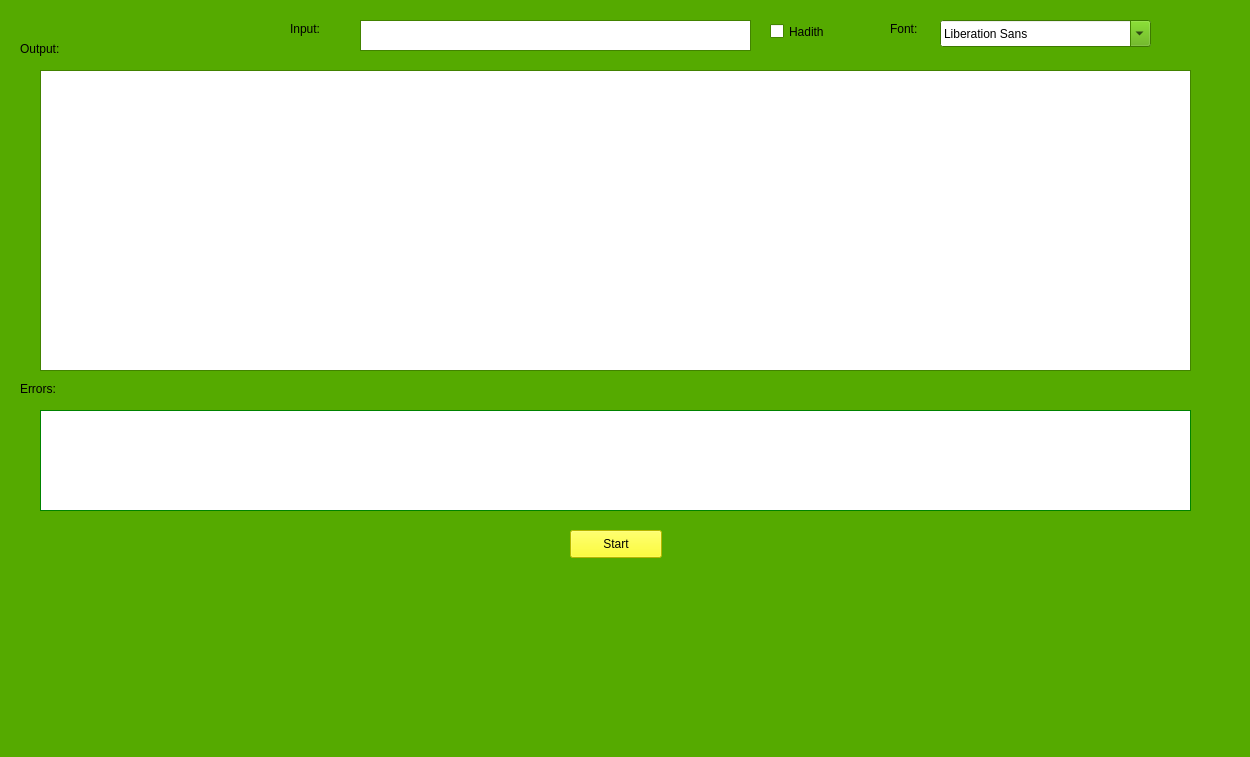
codelogicanalysis/atmine, file trunk/src/ATSarf/gui/mainwindow.ui: the form before one commit.
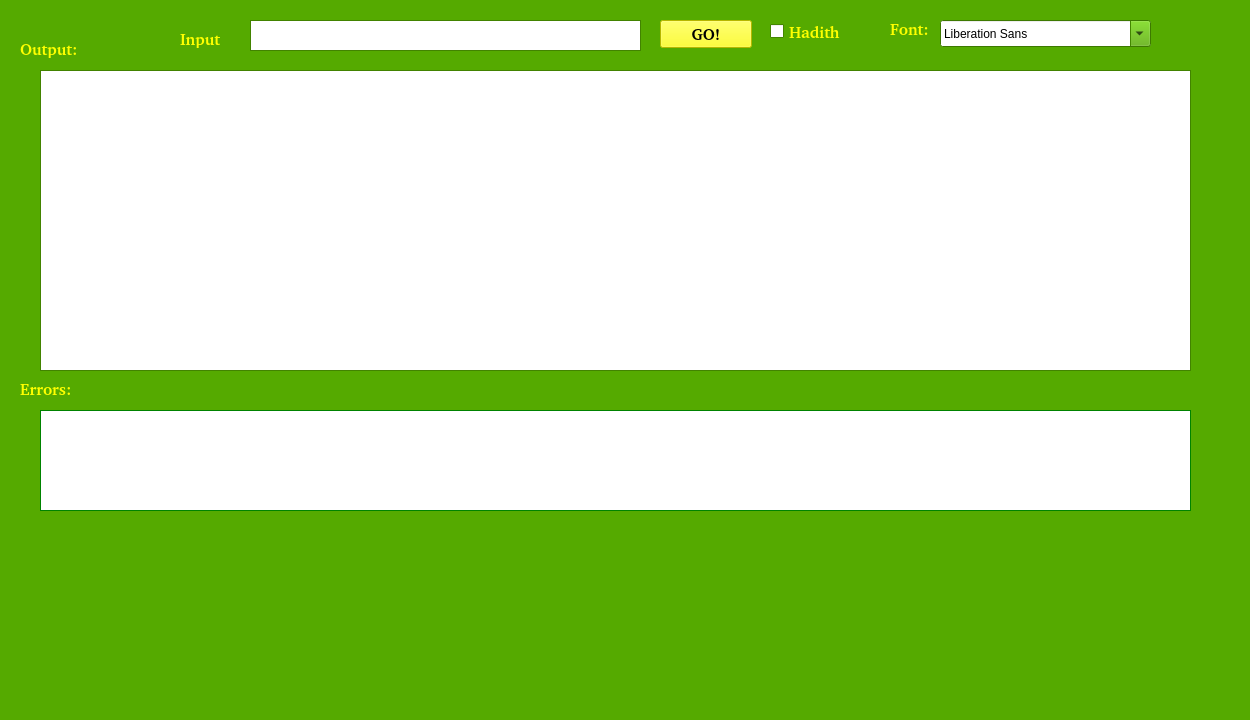
The form after the commit. Icons and pictures are not drawn.

```diff
--- a/trunk/src/ATSarf/gui/mainwindow.ui
+++ b/trunk/src/ATSarf/gui/mainwindow.ui
@@ -7,7 +7,7 @@
     <x>0</x>
     <y>0</y>
     <width>1250</width>
-    <height>757</height>
+    <height>720</height>
    </rect>
   </property>
   <property name="palette">
@@ -432,7 +432,7 @@
    <widget class="QTextEdit" name="input">
     <property name="geometry">
      <rect>
-      <x>360</x>
+      <x>250</x>
       <y>20</y>
       <width>391</width>
       <height>31</height>
@@ -912,12 +912,57 @@
    <widget class="QLabel" name="label">
     <property name="geometry">
      <rect>
-      <x>290</x>
-      <y>20</y>
+      <x>180</x>
+      <y>30</y>
       <width>41</width>
       <height>18</height>
      </rect>
     </property>
+    <property name="palette">
+     <palette>
+      <active>
+       <colorrole role="WindowText">
+        <brush brushstyle="SolidPattern">
+         <color alpha="255">
+          <red>255</red>
+          <green>255</green>
+          <blue>0</blue>
+         </color>
+        </brush>
+       </colorrole>
+      </active>
+      <inactive>
+       <colorrole role="WindowText">
+        <brush brushstyle="SolidPattern">
+         <color alpha="255">
+          <red>255</red>
+          <green>255</green>
+          <blue>0</blue>
+         </color>
+        </brush>
+       </colorrole>
+      </inactive>
+      <disabled>
+       <colorrole role="WindowText">
+        <brush brushstyle="SolidPattern">
+         <color alpha="255">
+          <red>42</red>
+          <green>85</green>
+          <blue>0</blue>
+         </color>
+        </brush>
+       </colorrole>
+      </disabled>
+     </palette>
+    </property>
+    <property name="font">
+     <font>
+      <family>Bitstream Charter</family>
+      <pointsize>12</pointsize>
+      <weight>75</weight>
+      <bold>true</bold>
+     </font>
+    </property>
     <property name="text">
      <string>Input:</string>
     </property>
@@ -931,6 +976,51 @@
       <height>18</height>
      </rect>
     </property>
+    <property name="palette">
+     <palette>
+      <active>
+       <colorrole role="WindowText">
+        <brush brushstyle="SolidPattern">
+         <color alpha="255">
+          <red>255</red>
+          <green>255</green>
+          <blue>0</blue>
+         </color>
+        </brush>
+       </colorrole>
+      </active>
+      <inactive>
+       <colorrole role="WindowText">
+        <brush brushstyle="SolidPattern">
+         <color alpha="255">
+          <red>255</red>
+          <green>255</green>
+          <blue>0</blue>
+         </color>
+        </brush>
+       </colorrole>
+      </inactive>
+      <disabled>
+       <colorrole role="WindowText">
+        <brush brushstyle="SolidPattern">
+         <color alpha="255">
+          <red>42</red>
+          <green>85</green>
+          <blue>0</blue>
+         </color>
+        </brush>
+       </colorrole>
+      </disabled>
+     </palette>
+    </property>
+    <property name="font">
+     <font>
+      <family>Bitstream Charter</family>
+      <pointsize>12</pointsize>
+      <weight>75</weight>
+      <bold>true</bold>
+     </font>
+    </property>
     <property name="text">
      <string>Errors:</string>
     </property>
@@ -944,6 +1034,78 @@
       <height>18</height>
      </rect>
     </property>
+    <property name="palette">
+     <palette>
+      <active>
+       <colorrole role="WindowText">
+        <brush brushstyle="SolidPattern">
+         <color alpha="255">
+          <red>255</red>
+          <green>255</green>
+          <blue>0</blue>
+         </color>
+        </brush>
+       </colorrole>
+       <colorrole role="Text">
+        <brush brushstyle="SolidPattern">
+         <color alpha="255">
+          <red>0</red>
+          <green>0</green>
+          <blue>0</blue>
+         </color>
+        </brush>
+       </colorrole>
+      </active>
+      <inactive>
+       <colorrole role="WindowText">
+        <brush brushstyle="SolidPattern">
+         <color alpha="255">
+          <red>255</red>
+          <green>255</green>
+          <blue>0</blue>
+         </color>
+        </brush>
+       </colorrole>
+       <colorrole role="Text">
+        <brush brushstyle="SolidPattern">
+         <color alpha="255">
+          <red>0</red>
+          <green>0</green>
+          <blue>0</blue>
+         </color>
+        </brush>
+       </colorrole>
+      </inactive>
+      <disabled>
+       <colorrole role="WindowText">
+        <brush brushstyle="SolidPattern">
+         <color alpha="255">
+          <red>42</red>
+          <green>85</green>
+          <blue>0</blue>
+         </color>
+        </brush>
+       </colorrole>
+       <colorrole role="Text">
+        <brush brushstyle="SolidPattern">
+         <color alpha="255">
+          <red>42</red>
+          <green>85</green>
+          <blue>0</blue>
+         </color>
+        </brush>
+       </colorrole>
+      </disabled>
+     </palette>
+    </property>
+    <property name="font">
+     <font>
+      <family>Bitstream Charter</family>
+      <pointsize>12</pointsize>
+      <weight>75</weight>
+      <bold>true</bold>
+     </font>
+    </property>
     <property name="text">
      <string>Output:</string>
     </property>
@@ -951,8 +1113,8 @@
    <widget class="QPushButton" name="pushButton">
     <property name="geometry">
      <rect>
-      <x>570</x>
-      <y>530</y>
+      <x>660</x>
+      <y>20</y>
       <width>92</width>
       <height>28</height>
      </rect>
@@ -1372,8 +1534,16 @@
       </disabled>
      </palette>
     </property>
+    <property name="font">
+     <font>
+      <family>Bitstream Charter</family>
+      <pointsize>12</pointsize>
+      <weight>75</weight>
+      <bold>true</bold>
+     </font>
+    </property>
     <property name="text">
-     <string>Start</string>
+     <string>GO!</string>
     </property>
    </widget>
    <widget class="QFontComboBox" name="fontComboBox">
@@ -1395,6 +1565,78 @@
       <height>18</height>
      </rect>
     </property>
+    <property name="palette">
+     <palette>
+      <active>
+       <colorrole role="WindowText">
+        <brush brushstyle="SolidPattern">
+         <color alpha="255">
+          <red>255</red>
+          <green>255</green>
+          <blue>0</blue>
+         </color>
+        </brush>
+       </colorrole>
+       <colorrole role="Text">
+        <brush brushstyle="SolidPattern">
+         <color alpha="255">
+          <red>255</red>
+          <green>255</green>
+          <blue>0</blue>
+         </color>
+        </brush>
+       </colorrole>
+      </active>
+      <inactive>
+       <colorrole role="WindowText">
+        <brush brushstyle="SolidPattern">
+         <color alpha="255">
+          <red>255</red>
+          <green>255</green>
+          <blue>0</blue>
+         </color>
+        </brush>
+       </colorrole>
+       <colorrole role="Text">
+        <brush brushstyle="SolidPattern">
+         <color alpha="255">
+          <red>255</red>
+          <green>255</green>
+          <blue>0</blue>
+         </color>
+        </brush>
+       </colorrole>
+      </inactive>
+      <disabled>
+       <colorrole role="WindowText">
+        <brush brushstyle="SolidPattern">
+         <color alpha="255">
+          <red>42</red>
+          <green>85</green>
+          <blue>0</blue>
+         </color>
+        </brush>
+       </colorrole>
+       <colorrole role="Text">
+        <brush brushstyle="SolidPattern">
+         <color alpha="255">
+          <red>42</red>
+          <green>85</green>
+          <blue>0</blue>
+         </color>
+        </brush>
+       </colorrole>
+      </disabled>
+     </palette>
+    </property>
+    <property name="font">
+     <font>
+      <family>Bitstream Charter</family>
+      <pointsize>12</pointsize>
+      <weight>75</weight>
+      <bold>true</bold>
+     </font>
+    </property>
     <property name="text">
      <string>Font:</string>
     </property>
@@ -1403,7 +1645,7 @@
     <property name="geometry">
      <rect>
       <x>480</x>
-      <y>580</y>
+      <y>530</y>
       <width>273</width>
       <height>163</height>
      </rect>
@@ -1430,6 +1672,132 @@
       <height>23</height>
      </rect>
     </property>
+    <property name="palette">
+     <palette>
+      <active>
+       <colorrole role="WindowText">
+        <brush brushstyle="SolidPattern">
+         <color alpha="255">
+          <red>255</red>
+          <green>255</green>
+          <blue>0</blue>
+         </color>
+        </brush>
+       </colorrole>
+       <colorrole role="Dark">
+        <brush brushstyle="SolidPattern">
+         <color alpha="255">
+          <red>255</red>
+          <green>255</green>
+          <blue>0</blue>
+         </color>
+        </brush>
+       </colorrole>
+       <colorrole role="Text">
+        <brush brushstyle="SolidPattern">
+         <color alpha="255">
+          <red>255</red>
+          <green>255</green>
+          <blue>0</blue>
+         </color>
+        </brush>
+       </colorrole>
+       <colorrole role="ButtonText">
+        <brush brushstyle="SolidPattern">
+         <color alpha="255">
+          <red>0</red>
+          <green>0</green>
+          <blue>0</blue>
+         </color>
+        </brush>
+       </colorrole>
+      </active>
+      <inactive>
+       <colorrole role="WindowText">
+        <brush brushstyle="SolidPattern">
+         <color alpha="255">
+          <red>255</red>
+          <green>255</green>
+          <blue>0</blue>
+         </color>
+        </brush>
+       </colorrole>
+       <colorrole role="Dark">
+        <brush brushstyle="SolidPattern">
+         <color alpha="255">
+          <red>255</red>
+          <green>255</green>
+          <blue>0</blue>
+         </color>
+        </brush>
+       </colorrole>
+       <colorrole role="Text">
+        <brush brushstyle="SolidPattern">
+         <color alpha="255">
+          <red>255</red>
+          <green>255</green>
+          <blue>0</blue>
+         </color>
+        </brush>
+       </colorrole>
+       <colorrole role="ButtonText">
+        <brush brushstyle="SolidPattern">
+         <color alpha="255">
+          <red>0</red>
+          <green>0</green>
+          <blue>0</blue>
+         </color>
+        </brush>
+       </colorrole>
+      </inactive>
+      <disabled>
+       <colorrole role="WindowText">
+        <brush brushstyle="SolidPattern">
+         <color alpha="255">
+          <red>255</red>
+          <green>255</green>
+          <blue>0</blue>
+         </color>
+        </brush>
+       </colorrole>
+       <colorrole role="Dark">
+        <brush brushstyle="SolidPattern">
+         <color alpha="255">
+          <red>255</red>
+          <green>255</green>
+          <blue>0</blue>
+         </color>
+        </brush>
+       </colorrole>
+       <colorrole role="Text">
+        <brush brushstyle="SolidPattern">
+         <color alpha="255">
+          <red>255</red>
+          <green>255</green>
+          <blue>0</blue>
+         </color>
+        </brush>
+       </colorrole>
+       <colorrole role="ButtonText">
+        <brush brushstyle="SolidPattern">
+         <color alpha="255">
+          <red>255</red>
+          <green>255</green>
+          <blue>0</blue>
+         </color>
+        </brush>
+       </colorrole>
+      </disabled>
+     </palette>
+    </property>
+    <property name="font">
+     <font>
+      <family>Bitstream Charter</family>
+      <pointsize>12</pointsize>
+      <weight>75</weight>
+      <bold>true</bold>
+     </font>
+    </property>
     <property name="text">
      <string>Hadith</string>
     </property>
```
Left out of the diff: 3 changed lines with no effect on the pictures.
